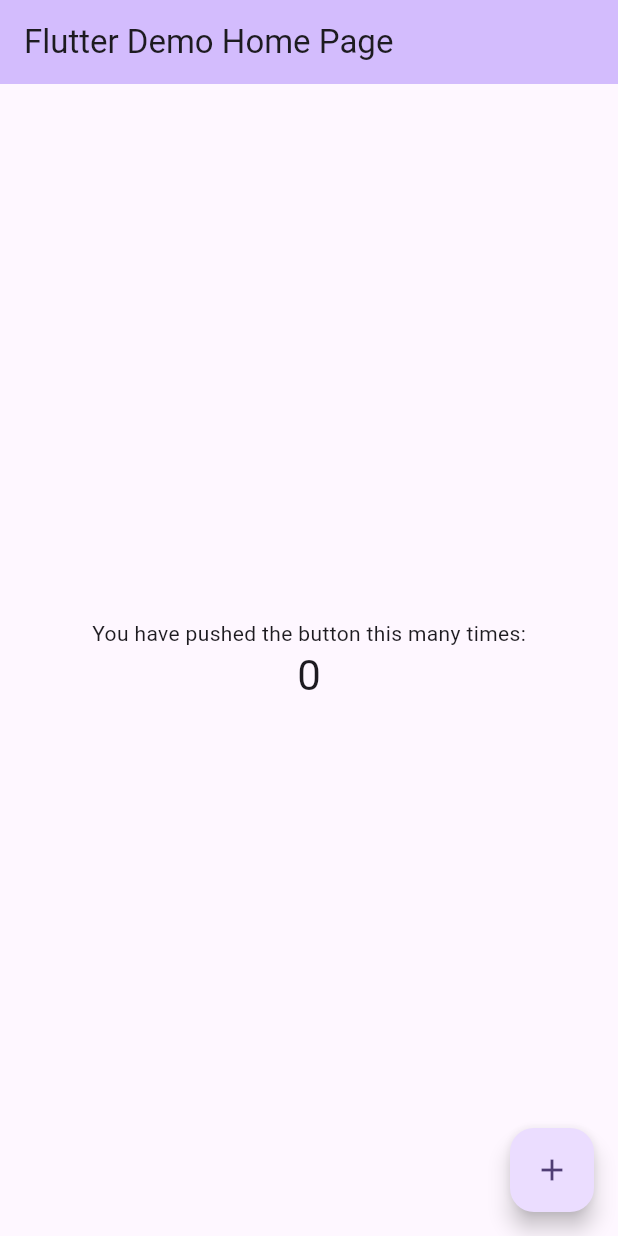
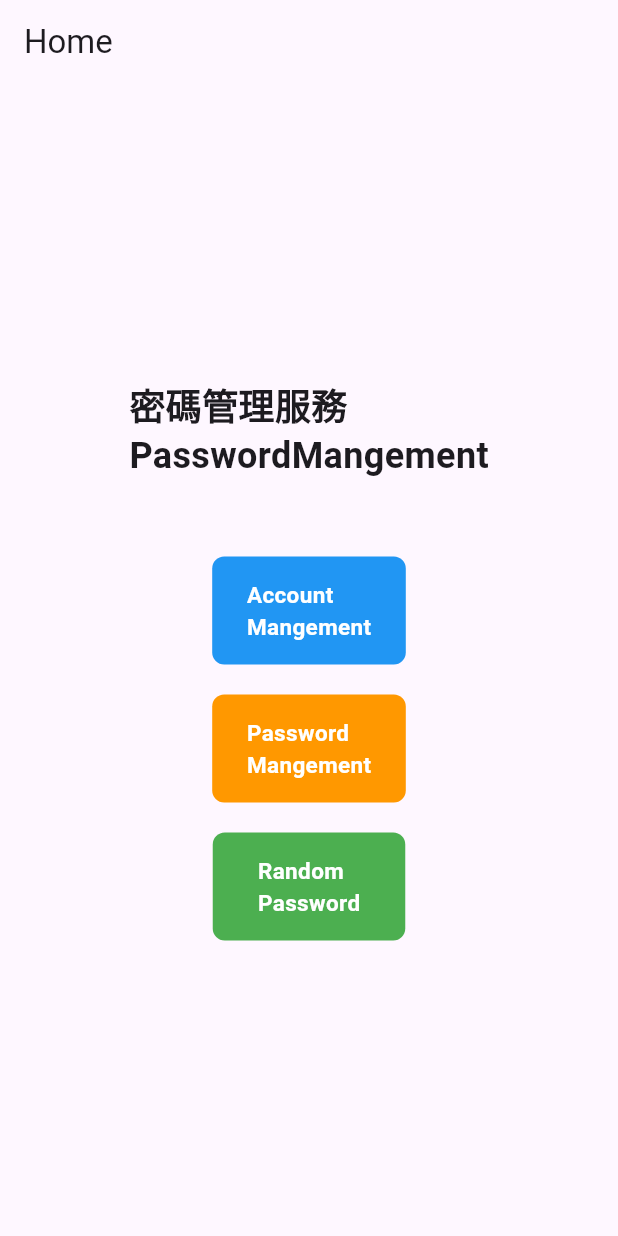
Before and after one commit to Alan-Allen/Flutter_Password, a Flutter app: the screen it shows after launch, on a phone screen of 412 x 824 dp. Run offline on Flutter 3.47's test engine with Material 3 defaults, Android fonts, the phone set to English and light mode, and no system bars; our stand-ins replace go_router.

Commit message:
school-2024/3/12/04:36

```diff
--- /dev/null
+++ b/lib/component/Button.dart
@@ -0,0 +1,42 @@
+import 'package:flutter/material.dart';
+
+class CustomButton extends StatelessWidget {
+  final VoidCallback onPressed;
+  final String text;
+  final Color color;
+  final Color textColor;
+  final double width;
+  final double height;
+
+  const CustomButton({
+    super.key,
+    required this.onPressed,
+    required this.text,
+    required this.color,
+    required this.textColor,
+    required this.width,
+    required this.height
+  });
+
+  @override
+  Widget build(BuildContext context) {
+    return InkWell(
+      onTap: onPressed,
+      child: Container(
+        padding: EdgeInsets.symmetric(vertical: height, horizontal: width),
+        decoration:  BoxDecoration(
+          color: color,
+          borderRadius: BorderRadius.circular(8),
+        ),
+        child: Text(
+          text,
+          style: TextStyle(
+            color: textColor,
+            fontSize: 15,
+            fontWeight: FontWeight.bold,
+          ),
+        ),
+      ),
+    );
+  }
+}
--- a/lib/main.dart
+++ b/lib/main.dart
@@ -1,4 +1,5 @@
 import 'package:flutter/material.dart';
+import 'package:password/routes/router.dart';
 
 void main() {
   runApp(const MyApp());
@@ -7,119 +8,10 @@ void main() {
 class MyApp extends StatelessWidget {
   const MyApp({super.key});
 
-  // This widget is the root of your application.
   @override
   Widget build(BuildContext context) {
-    return MaterialApp(
-      title: 'Flutter Demo',
-      theme: ThemeData(
-        // This is the theme of your application.
-        //
-        // TRY THIS: Try running your application with "flutter run". You'll see
-        // the application has a purple toolbar. Then, without quitting the app,
-        // try changing the seedColor in the colorScheme below to Colors.green
-        // and then invoke "hot reload" (save your changes or press the "hot
-        // reload" button in a Flutter-supported IDE, or press "r" if you used
-        // the command line to start the app).
-        //
-        // Notice that the counter didn't reset back to zero; the application
-        // state is not lost during the reload. To reset the state, use hot
-        // restart instead.
-        //
-        // This works for code too, not just values: Most code changes can be
-        // tested with just a hot reload.
-        colorScheme: ColorScheme.fromSeed(seedColor: Colors.deepPurple),
-        useMaterial3: true,
-      ),
-      home: const MyHomePage(title: 'Flutter Demo Home Page'),
+    return MaterialApp.router(
+      routerConfig: router,
     );
   }
 }
-
-class MyHomePage extends StatefulWidget {
-  const MyHomePage({super.key, required this.title});
-
-  // This widget is the home page of your application. It is stateful, meaning
-  // that it has a State object (defined below) that contains fields that affect
-  // how it looks.
-
-  // This class is the configuration for the state. It holds the values (in this
-  // case the title) provided by the parent (in this case the App widget) and
-  // used by the build method of the State. Fields in a Widget subclass are
-  // always marked "final".
-
-  final String title;
-
-  @override
-  State<MyHomePage> createState() => _MyHomePageState();
-}
-
-class _MyHomePageState extends State<MyHomePage> {
-  int _counter = 0;
-
-  void _incrementCounter() {
-    setState(() {
-      // This call to setState tells the Flutter framework that something has
-      // changed in this State, which causes it to rerun the build method below
-      // so that the display can reflect the updated values. If we changed
-      // _counter without calling setState(), then the build method would not be
-      // called again, and so nothing would appear to happen.
-      _counter++;
-    });
-  }
-
-  @override
-  Widget build(BuildContext context) {
-    // This method is rerun every time setState is called, for instance as done
-    // by the _incrementCounter method above.
-    //
-    // The Flutter framework has been optimized to make rerunning build methods
-    // fast, so that you can just rebuild anything that needs updating rather
-    // than having to individually change instances of widgets.
-    return Scaffold(
-      appBar: AppBar(
-        // TRY THIS: Try changing the color here to a specific color (to
-        // Colors.amber, perhaps?) and trigger a hot reload to see the AppBar
-        // change color while the other colors stay the same.
-        backgroundColor: Theme.of(context).colorScheme.inversePrimary,
-        // Here we take the value from the MyHomePage object that was created by
-        // the App.build method, and use it to set our appbar title.
-        title: Text(widget.title),
-      ),
-      body: Center(
-        // Center is a layout widget. It takes a single child and positions it
-        // in the middle of the parent.
-        child: Column(
-          // Column is also a layout widget. It takes a list of children and
-          // arranges them vertically. By default, it sizes itself to fit its
-          // children horizontally, and tries to be as tall as its parent.
-          //
-          // Column has various properties to control how it sizes itself and
-          // how it positions its children. Here we use mainAxisAlignment to
-          // center the children vertically; the main axis here is the vertical
-          // axis because Columns are vertical (the cross axis would be
-          // horizontal).
-          //
-          // TRY THIS: Invoke "debug painting" (choose the "Toggle Debug Paint"
-          // action in the IDE, or press "p" in the console), to see the
-          // wireframe for each widget.
-          mainAxisAlignment: MainAxisAlignment.center,
-          children: <Widget>[
-            const Text(
-              'You have pushed the button this many times:',
-            ),
-            Text(
-              '$_counter',
-              style: Theme.of(context).textTheme.headlineMedium,
-            ),
-          ],
-        ),
-      ),
-      floatingActionButton: FloatingActionButton(
-        onPressed: _incrementCounter,
-        tooltip: 'Increment',
-        child: const Icon(Icons.add),
-      ), // This trailing comma makes auto-formatting nicer for build methods.
-    );
-  }
-}
--- /dev/null
+++ b/lib/page/HomePage.dart
@@ -0,0 +1,64 @@
+import 'package:flutter/material.dart';
+import 'package:password/component/Button.dart';
+
+import '../routes/router.dart';
+
+class HomePage extends StatelessWidget {
+  const HomePage({super.key});
+
+  @override
+  Widget build(BuildContext context) {
+    return Scaffold(
+      appBar: AppBar(
+        title: const Text('Home'),
+      ),
+      body:  Center(
+        child: Column(
+          mainAxisAlignment: MainAxisAlignment.center,
+          children: [
+            const Text(
+                '密碼管理服務\nPasswordMangement',
+              style: TextStyle(
+                fontSize: 24,
+                fontWeight: FontWeight.bold,
+              ),
+            ),
+            const SizedBox(height: 50),
+            CustomButton(
+                onPressed: () {
+                  print('Account Page Button Pressed');
+                  router.go('/login');
+                },
+                text: 'Account\nMangement',
+                color: Colors.blue,
+                textColor: Colors.white,
+                width: 23, height: 15
+            ),
+            const SizedBox(height: 20),
+            CustomButton(
+                onPressed: () {
+                  print('PasswordMangement Page Button Pressed');
+                  router.go('/password');
+                },
+                text: 'Password\nMangement',
+                color: Colors.orange,
+                textColor: Colors.white,
+                width: 23, height: 15
+            ),
+            const SizedBox(height: 20),
+            CustomButton(
+                onPressed: () {
+                  print('RandomPassword Page Button Pressed');
+                  router.go('/random');
+                },
+                text: 'Random\nPassword',
+                color: Colors.green,
+                textColor: Colors.white,
+                width: 30, height: 15
+            ),
+          ],
+        ),
+      ),
+    );
+  }
+}
--- /dev/null
+++ b/lib/routes/router.dart
@@ -0,0 +1,35 @@
+import 'package:go_router/go_router.dart';
+import 'package:password/page/PasswordPage.dart';
+import 'package:password/page/RandomPage.dart';
+
+import '../page/HomePage.dart';
+import '../page/LoginPage.dart';
+
+final router = GoRouter(
+    routes: [
+      GoRoute(
+        path: '/',
+        builder: (context, state) => const HomePage(),
+      ),
+      GoRoute(
+        path: '/account',
+        builder: (context, state) => const HomePage(),
+      ),
+      GoRoute(
+        path: '/password',
+        builder: (context, state) => PasswordPage(),
+      ),
+      GoRoute(
+        path: '/random',
+        builder: (context, state) => const RandomPage(),
+      ),
+      GoRoute(
+        path: '/login',
+        builder: (context, state) => LoginPage(),
+      ),
+      GoRoute(
+        path: '/signUp',
+        builder: (context, state) => const HomePage(),
+      ),
+    ]
+);
--- a/pubspec.yaml
+++ b/pubspec.yaml
@@ -30,6 +30,12 @@ environment:
 dependencies:
   flutter:
     sdk: flutter
+  path_provider: 2.0.15
+  sqflite: 2.2.6
+  shared_preferences: 2.1.0
+  flutter_bloc: 8.1.2
+  go_router: 7.0.1
+  permission_handler: 10.4.3
 
 
   # The following adds the Cupertino Icons font to your application.
```
Also changed, not shown: lib/page/LoginPage.dart (added, +126 -0 lines), lib/page/PasswordPage.dart (added, +26 -0 lines), lib/page/RandomPage.dart (added, +132 -0 lines), lib/page/AccountPage.dart (added), pubspec.lock, 3 other files.
